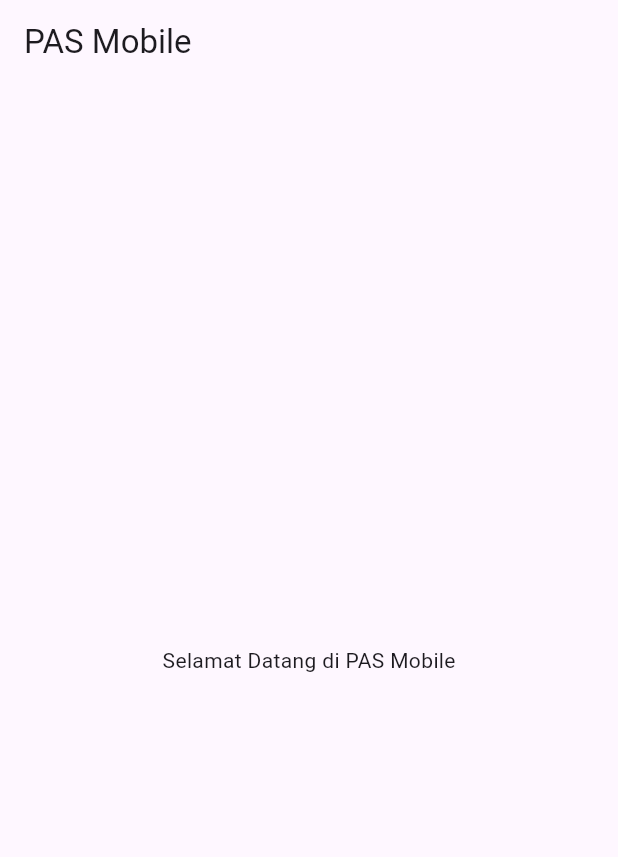
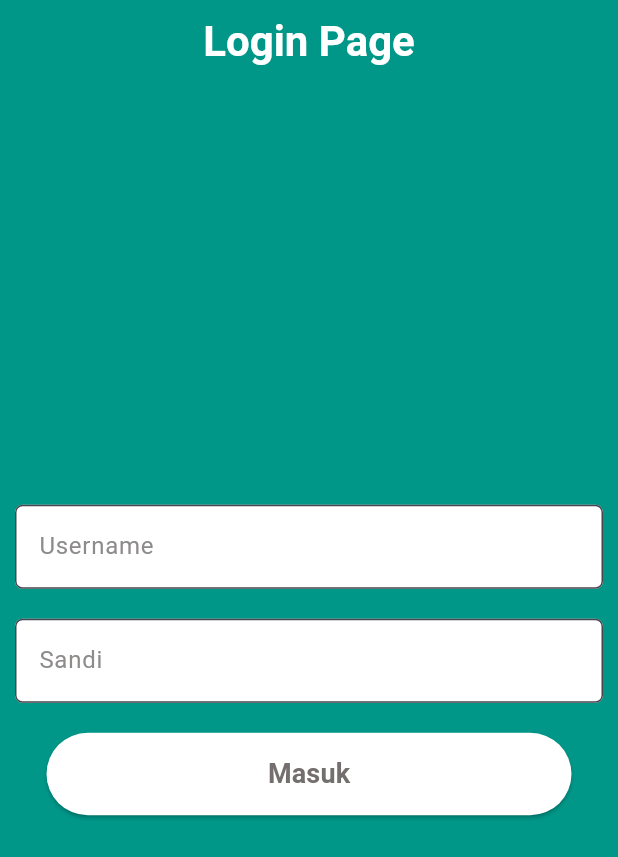
Before and after one commit to ayrafatmatuzzahra23-source/PASMobile, a Flutter app: the screen it shows after launch, on a phone screen of 412 x 824 dp. Shown: the top 857 px of the screen. Run offline on Flutter 3.47's test engine with Material 3 defaults, Android fonts, the phone set to English and light mode, and no system bars; our stand-ins replace get; accounts and stored records are empty.

Commit message:
PAS mobile

```diff
--- /dev/null
+++ b/lib/component/my_button.dart
@@ -0,0 +1,35 @@
+import 'package:flutter/material.dart';
+
+class MyButton extends StatelessWidget {
+  final String text;
+  final Color buttonColor;
+  final double width;
+  final VoidCallback onPressed;
+
+  const MyButton({
+    super.key,
+    required this.text,
+    required this.buttonColor,
+    required this.width,
+    required this.onPressed,
+  });
+
+  @override
+  Widget build(BuildContext context) {
+    return ElevatedButton(
+      onPressed: onPressed,
+      style: ElevatedButton.styleFrom(
+        backgroundColor: buttonColor,
+        minimumSize: Size(width, 55),
+      ),
+      child: Text(
+        text,
+        style: const TextStyle(
+          fontSize: 18,
+          color: Color.fromARGB(255, 116, 110, 110),
+          fontWeight: FontWeight.bold,
+        ),
+      ),
+    );
+  }
+}
--- /dev/null
+++ b/lib/component/my_text_field.dart
@@ -0,0 +1,36 @@
+import 'package:flutter/material.dart';
+
+class MyTextField extends StatelessWidget {
+  final TextEditingController controller;
+  final String myHint;
+  final double radius;
+  final bool obscureText;
+
+  const MyTextField({
+    super.key,
+    required this.controller,
+    required this.myHint,
+    required this.radius,
+    this.obscureText = false,
+  });
+
+  @override
+  Widget build(BuildContext context) {
+    return TextField(
+      controller: controller,
+      obscureText: obscureText,
+      style: const TextStyle(color: Color.fromARGB(255, 0, 0, 0)),
+      decoration: InputDecoration(
+        hintText: myHint,
+        hintStyle: const TextStyle(
+          color: Color.fromARGB(255, 142, 139, 139),
+        ),
+        filled: true,
+        fillColor: const Color.fromARGB(255, 255, 255, 255),
+        border: OutlineInputBorder(
+          borderRadius: BorderRadius.circular(radius),
+        ),
+      ),
+    );
+  }
+}
--- /dev/null
+++ b/lib/controller/login_controller.dart
@@ -0,0 +1,50 @@
+import 'package:flutter/material.dart';
+import 'package:get/get.dart';
+import 'package:pas_mobile/models/login_model.dart';
+import 'package:pas_mobile/routes.dart';
+import 'package:http/http.dart' as http;
+
+class LoginController extends GetxController {
+  // Your controller logic here
+  TextEditingController txtUsername = TextEditingController();
+  TextEditingController txtPassword = TextEditingController();
+
+  var isLoading = false.obs;
+
+  var loginModel = Rxn<LoginModel>();
+
+  void login() async {
+    if (txtUsername.text.toString().isEmpty || txtPassword.text.toString().isEmpty) {
+      Get.snackbar("error", "username dan password harus terisi");
+    } else {
+
+      try {
+
+        isLoading.value = true;
+        final url = Uri.parse("https://mediadwi.com/api/latihan/login");
+
+        final response = await http.post(url, body: {
+          "username": txtUsername.text.toString(),
+          "password": txtPassword.text.toString()
+        });
+
+        isLoading.value = false;
+        if (response.statusCode == 200) {
+          loginModel.value = loginModelFromJson(response.body);
+
+          if (loginModel.value?.status == true) {
+            Get.snackbar("berhasil", loginModel.value!.message.toString());
+            Get.offNamed(Routes.menudrawerpage);
+          } else {
+            Get.snackbar("gagal", loginModel.value!.message.toString());
+          }
+        }else {
+          Get.snackbar("gagal", "cek internet connection");
+        }
+      }catch (e){
+        Get.snackbar("gagal", e.toString());
+        print("error nya "+e.toString());
+      }
+    }
+  }
+}
--- a/lib/main.dart
+++ b/lib/main.dart
@@ -14,7 +14,7 @@ class MyApp extends StatelessWidget {
     return GetMaterialApp(
       debugShowCheckedModeBanner: false,
       title: 'PAS Mobile',
-      initialRoute: Routes.store,
+      initialRoute: Routes.login,
       getPages: Routes.myPages,
     );
   }
--- /dev/null
+++ b/lib/models/login_model.dart
@@ -0,0 +1,29 @@
+import 'dart:convert';
+
+LoginModel loginModelFromJson(String str) => LoginModel.fromJson(json.decode(str));
+
+String loginModelToJson(LoginModel data) => json.encode(data.toJson());
+
+class LoginModel {
+    final bool status;
+    final String message;
+    final String token;
+
+    LoginModel({
+        required this.status,
+        required this.message,
+        required this.token,
+    });
+
+    factory LoginModel.fromJson(Map<String, dynamic> json) => LoginModel(
+        status: json["status"],
+        message: json["message"],
+        token: json["token"],
+    );
+
+    Map<String, dynamic> toJson() => {
+        "status": status,
+        "message": message,
+        "token": token,
+    };
+}
--- /dev/null
+++ b/lib/pages/login_page.dart
@@ -0,0 +1,75 @@
+import 'package:flutter/material.dart';
+import 'package:get/get.dart';
+import 'package:pas_mobile/component/my_button.dart';
+import 'package:pas_mobile/component/my_text_field.dart';
+import 'package:pas_mobile/controller/login_controller.dart';
+
+class LoginPage extends StatelessWidget {
+  LoginPage({super.key});
+
+  final controller = Get.put(LoginController());
+
+  @override
+  Widget build(BuildContext context) {
+    return Scaffold(
+      backgroundColor: Colors.teal,
+      appBar: AppBar(
+        centerTitle: true,
+        backgroundColor: Colors.teal,
+        title: Text(
+          "Login Page",
+          style: TextStyle(
+            fontSize: 28,
+            color: const Color.fromARGB(255, 255, 255, 255),
+            fontWeight: FontWeight.bold,
+          ),
+        ),
+      ),
+      body: Center(
+        child: SingleChildScrollView(
+          child: Column(
+            mainAxisAlignment: MainAxisAlignment.center,
+            children: [
+              Container(
+                margin: EdgeInsets.all(10),
+                child:
+                MyTextField(
+                  controller: controller.txtUsername,
+                  myHint: "Username",
+                  radius: 5,
+                ),
+              ),
+              Container(
+                margin: EdgeInsets.all(10),
+                child:
+                MyTextField(
+                  controller: controller.txtPassword,
+                  myHint: "Sandi",
+                  radius: 5,
+                  obscureText: true,
+                ),
+              ),
+              Container(
+                margin: EdgeInsets.all(10),
+                child:
+                Obx(
+                  () => controller.isLoading.value ? Center(
+                    child: CircularProgressIndicator(),
+                  ) :
+                MyButton(
+                  text: "Masuk",
+                  buttonColor: const Color.fromARGB(255, 255, 255, 255),
+                  width: 350,
+                  onPressed: () {
+                    controller.login();
+                  },
+                ),
+              ),
+            ),
+            ],
+          ),
+        ),
+      ),
+    );
+  }
+}
--- a/lib/routes.dart
+++ b/lib/routes.dart
@@ -1,13 +1,17 @@
 import 'package:get/get.dart';
-import 'pages/main_menu_pages.dart';
+import 'package:pas_mobile/pages/login_page.dart';
+import 'package:pas_mobile/pages/menu_drawer_page.dart';
+import 'package:pas_mobile/pages/transaksi_pembelian_page.dart';
 
 class Routes {
-  static const store = '/';
+  static const String login = '/login';
+  static const String menudrawerpage = '/menudrawerpage';
+  static const String listmakann = '/listmakann';
+  static const String transaksipembelian = '/transaksipembelian';
 
   static final myPages = [
-    GetPage(
-      name: store,
-      page: () => const MainMenuPages(),
-    ),
+    GetPage(name: login, page: () => LoginPage()),
+    GetPage(name: menudrawerpage, page: () => MenuDrawer()),
+    GetPage(name: transaksipembelian, page: () => TransaksiPembelianPage()),
   ];
 }
--- a/pubspec.yaml
+++ b/pubspec.yaml
@@ -35,6 +35,7 @@ dependencies:
   # Use with the CupertinoIcons class for iOS style icons.
   cupertino_icons: ^1.0.8
   get: ^4.7.3
+  http: ^1.6.0
 
 dev_dependencies:
   flutter_test:
```
Also changed, not shown: lib/controller/list_makanan_controller.dart (added, +38 -0 lines), lib/controller/main_menu_controller.dart (added, +16 -0 lines), lib/controller/menu_drawer_controller.dart (added, +16 -0 lines), lib/controller/transaksi_pembelian_controller.dart (added, +34 -0 lines), lib/menu/feat.dart (added, +10 -0 lines), lib/menu/home.dart (added, +106 -0 lines), lib/menu/profile.dart (added, +10 -0 lines), lib/models/makanan_model.dart (added, +13 -0 lines), lib/pages/main_menu_pages.dart (+27 -8 lines), lib/pages/menu_drawer_page.dart (added, +56 -0 lines), lib/pages/transaksi_pembelian_page.dart (added, +107 -0 lines), pubspec.lock.
